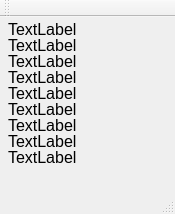
Old version of the form mainwindow.ui in the repository ThKattanek/c64keys2usb.
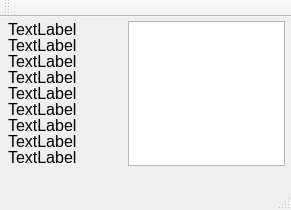
New version of the form.

Commit message: - Firmware auf von 20MHz auf 12MHz runtergesetzt

```diff
--- a/mainwindow.ui
+++ b/mainwindow.ui
@@ -6,8 +6,8 @@
    <rect>
     <x>0</x>
     <y>0</y>
-    <width>175</width>
-    <height>214</height>
+    <width>291</width>
+    <height>210</height>
    </rect>
   </property>
   <property name="windowTitle">
@@ -163,7 +163,7 @@
      <rect>
       <x>8</x>
       <y>132</y>
-      <width>141</width>
+      <width>117</width>
       <height>16</height>
      </rect>
     </property>
@@ -176,6 +176,16 @@
      <string>TextLabel</string>
     </property>
    </widget>
+   <widget class="QTableWidget" name="tableWidget">
+    <property name="geometry">
+     <rect>
+      <x>128</x>
+      <y>4</y>
+      <width>157</width>
+      <height>145</height>
+     </rect>
+    </property>
+   </widget>
   </widget>
   <widget class="QMenuBar" name="menuBar">
    <property name="geometry">
```
Left out of the diff: 4 changed lines with no effect on the pictures. The commit also changes 1 other file.
